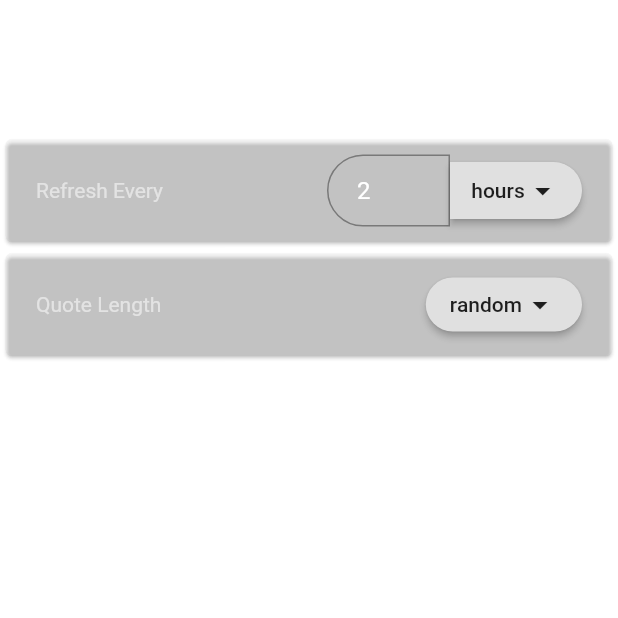
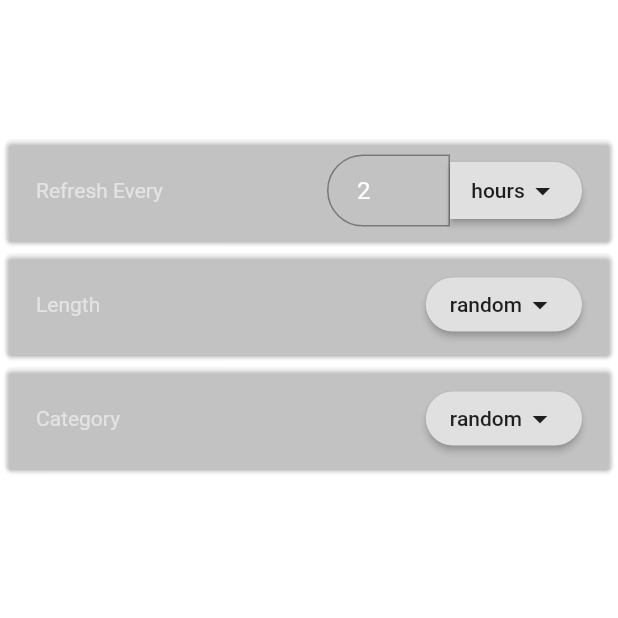
Before and after one commit to elishaking/quotz, a Flutter app: the screen it shows after launch, after a tap on the "settings" icon, on a phone screen of 412 x 824 dp, the top half of it. Run offline on Flutter 3.47's test engine with Material 2 defaults, Android fonts, the phone set to English and light mode, and no system bars; our stand-ins replace shared_preferences; network calls fail.

Commit message:
categories

```diff
--- a/lib/models/settings.dart
+++ b/lib/models/settings.dart
@@ -11,24 +11,55 @@ class QuoteLength{
   static final String random = "random";
 }
 
+class QuoteCategory{
+  static final String random = "random";
+  static final String inspirational = "inspirational";
+  static final String motivational = "motivational";
+  static final String happiness = "happiness";
+  static final String frienship = "frienship";
+  static final String family = "family";
+  static final String funny = "funny";
+  static final String spiritual = "spiritual";
+  static final String nature = "nature";
+  static final String love = "love";
+  static final String work = "work";
+  static final String attitude = "attitude";
+
+  static final List<String> categories = [random,
+  inspirational,
+  motivational,
+  happiness,
+  frienship,
+  family,
+  funny,
+  spiritual,
+  nature,
+  love,
+  work,
+  attitude,];
+}
+
 class Settings{
   String refreshPeriod;
   int refreshPeriodValue;
   String quoteLength;
+  String category;
 
-  Settings({this.refreshPeriod, this.refreshPeriodValue, this.quoteLength});
+  Settings({this.refreshPeriod, this.refreshPeriodValue, this.quoteLength, this.category});
 
   Settings.fromMap(Map<String, dynamic> map){
     refreshPeriod = map["refreshPeriod"];
     refreshPeriodValue = map["refreshPeriodValue"];
     quoteLength = map["quoteLength"];
+    category = map["category"];
   }
 
   Map<String, dynamic> toMap(){
     return {
       "refreshPeriod": refreshPeriod,
       "refreshPeriodValue": refreshPeriodValue,
-      "quoteLength": quoteLength
+      "quoteLength": quoteLength,
+      "category": category
     };
   }
 }
--- a/lib/pages/settings.dart
+++ b/lib/pages/settings.dart
@@ -127,7 +127,7 @@ class _SettingsPageState extends State<SettingsPage> {
               child: Row(
                 mainAxisAlignment: MainAxisAlignment.spaceBetween,
                 children: <Widget>[
-                  Text("Quote Length"),
+                  Text("Length"),
                   RaisedButton(
                     shape: RoundedRectangleBorder(
                       borderRadius: BorderRadius.circular(30)
@@ -143,6 +143,37 @@ class _SettingsPageState extends State<SettingsPage> {
                         context: context,
                         builder: (BuildContext context){
                           return _buildQuoteLengthAlertDialog(context);
+                        }
+                      );
+                    },
+                  )
+                ],
+              ),
+            ),
+          ),
+          Card(
+            color: Colors.white12,
+            child: Padding(
+              padding: EdgeInsets.symmetric(horizontal: 20, vertical: 10),
+              child: Row(
+                mainAxisAlignment: MainAxisAlignment.spaceBetween,
+                children: <Widget>[
+                  Text("Category"),
+                  RaisedButton(
+                    shape: RoundedRectangleBorder(
+                      borderRadius: BorderRadius.circular(30)
+                    ),
+                    child: Row(
+                      children: <Widget>[
+                        Text(widget.settings.category),
+                        Icon(Icons.arrow_drop_down)
+                      ],
+                    ),
+                    onPressed: (){
+                      showDialog(
+                        context: context,
+                        builder: (BuildContext context){
+                          return _buildQuoteCategoryAlertDialog(context);
                         }
                       );
                     },
@@ -268,4 +299,35 @@ class _SettingsPageState extends State<SettingsPage> {
       ),
     );
   }
+
+  AlertDialog _buildQuoteCategoryAlertDialog(BuildContext context){
+    return AlertDialog(
+      title: Text("Category"),
+      content: SingleChildScrollView(
+        // padding: const EdgeInsets.all(8.0),
+        child: Column(
+          mainAxisSize: MainAxisSize.min,
+          children: List.generate(QuoteCategory.categories.length, (int index){
+            return Column(
+              children: <Widget>[
+                ListTile(
+                  title: Text(QuoteCategory.categories[index]),
+                  trailing: Icon(Icons.arrow_forward_ios,
+                  size: 20,),
+                  contentPadding: EdgeInsets.only(left: 5),
+                  onTap: (){
+                    setState(() {
+                      widget.settings.category = QuoteCategory.categories[index];
+                    });
+                    Navigator.of(context).pop();
+                  },
+                ),
+                Divider(),
+              ],
+            );
+          })
+        ),
+      ),
+    );
+  }
 }
--- a/lib/services/quotes.dart
+++ b/lib/services/quotes.dart
@@ -9,7 +9,7 @@ class QuotesService{
   String _accessKey = "dU7n@#s3ls/'sj8ksjdmV%42wx'ldjvs&8*AjskU";
 
   Future<String> getQuote(Settings settings) async{
-    http.Response response = await http.get("$_url/random/${settings.quoteLength}",
+    http.Response response = await http.get("$_url/${settings.category}/${settings.quoteLength}",
     headers: {
       "Authorization": "Bearer: $_accessKey"
     });
--- a/lib/services/settings.dart
+++ b/lib/services/settings.dart
@@ -7,6 +7,7 @@ import 'package:quotz/models/settings.dart';
 class SettingsService{
   Future<Settings> getSettings() async{
     SharedPreferences pref = await SharedPreferences.getInstance();
+    pref.clear();
     String settings = pref.getString("settings");
     if(settings != null){
       Map<String, dynamic> settingsData = jsonDecode(settings);
@@ -15,7 +16,8 @@ class SettingsService{
       return Settings(
         refreshPeriod: RefreshPeriod.hours,
         refreshPeriodValue: 2,
-        quoteLength: QuoteLength.random
+        quoteLength: QuoteLength.random,
+        category: QuoteCategory.random
       );
     }
   }
```
